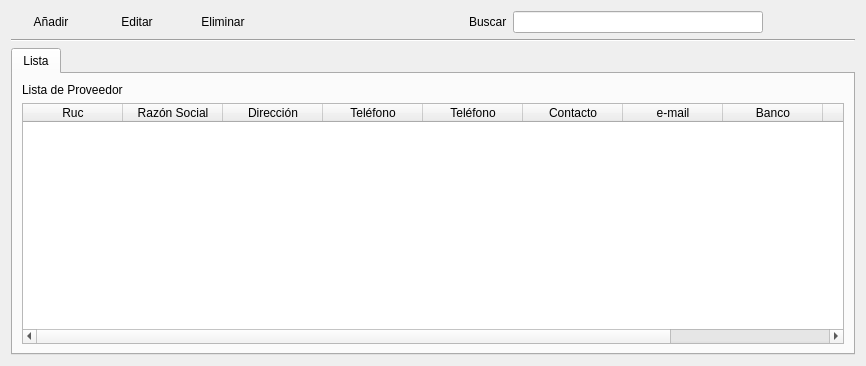
This is compra/ui_proveedores.ui in rodety/Jireh as Qt 5 draws it before an edit. The edited form follows.
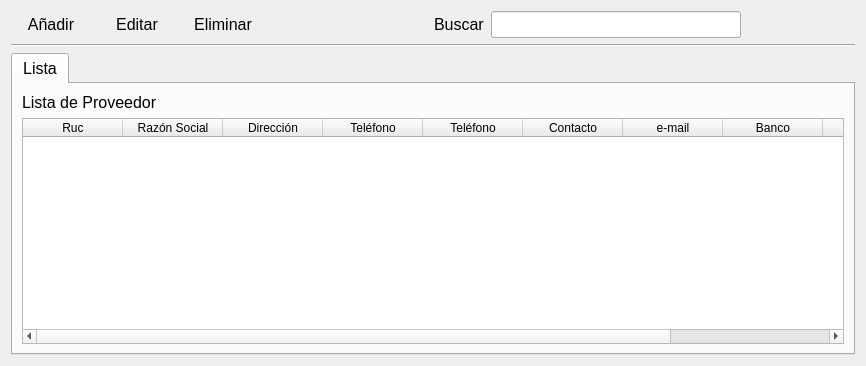
This is the edited form. Icons and pictures are not drawn.

Diff of the .ui file:
```diff
--- a/compra/ui_proveedores.ui
+++ b/compra/ui_proveedores.ui
@@ -10,6 +10,11 @@
     <height>366</height>
    </rect>
   </property>
+  <property name="font">
+   <font>
+    <pointsize>12</pointsize>
+   </font>
+  </property>
   <property name="windowTitle">
    <string>Form</string>
   </property>
```
